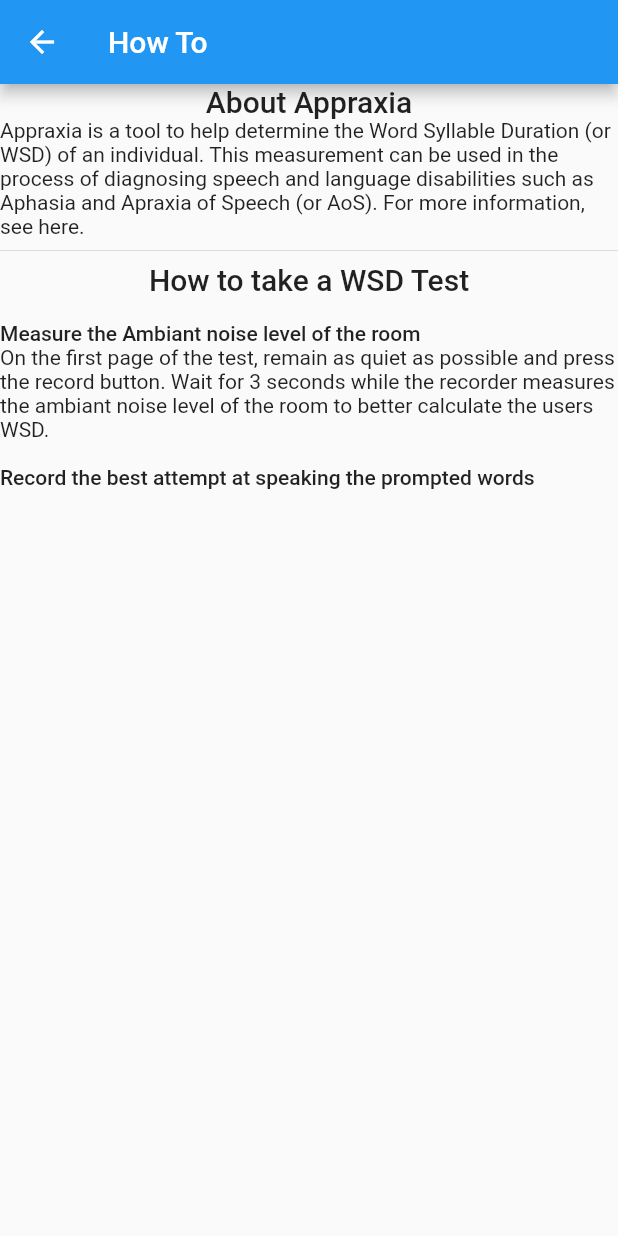
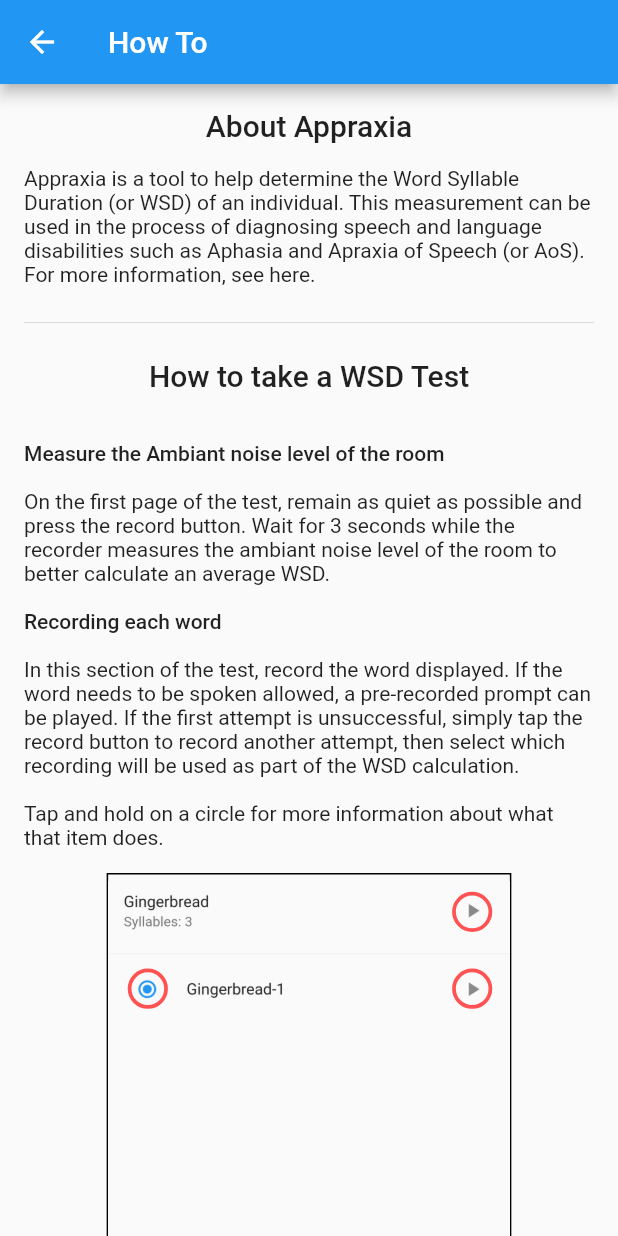
Before and after one commit to RyanRemer/project_apraxia, a Flutter app: the HowToPage screen opened directly, on a phone screen of 412 x 824 dp. Run offline on Flutter 3.47's test engine with Material 2 defaults, Android fonts, the phone set to English and light mode, and no system bars; our stand-ins replace signature; missing offline and left inert: amazon_cognito_identity_dart_2, audioplayer.

Commit message:
Added an interactive help screen to show what different buttons do on the recording page.

```diff
--- a/lib/page/HowToPage.dart
+++ b/lib/page/HowToPage.dart
@@ -7,15 +7,22 @@ class HowToPage extends StatelessWidget {
 
   @override
   Widget build(BuildContext context) {
+    final double screenWidth = MediaQuery.of(context).size.width;
+    final double imageWidth = screenWidth * 0.65;
+    final double imageHeight = imageWidth * 1.7;
     return Scaffold(
       appBar: AppBar(
         title: Text("How To"),
         // automaticallyImplyLeading: true,
       ),
-      body: Column(
+      body: SingleChildScrollView(
+        child: Padding(
+          padding: const EdgeInsets.all(16.0),
+          child: Column(
             crossAxisAlignment: CrossAxisAlignment.center,
             children: <Widget>[
               Text("About Appraxia", style: Theme.of(context).textTheme.title),
+              Text(""),
               RichText(
                 text: TextSpan(
                   children: [
@@ -40,22 +47,128 @@ class HowToPage extends StatelessWidget {
                   ]
                 )
               ),
+              Text(""),
               Divider(),
+              Text(""),
               Text("How to take a WSD Test", style: Theme.of(context).textTheme.title),
+              Text(""),
               Text(""),
               Align(
                 alignment: Alignment.centerLeft,
                 child: Text("Measure the Ambiant noise level of the room", style: Theme.of(context).textTheme.body2)
               ),
+              Text(""),
               Text("On the first page of the test, remain as quiet as possible and press the record button."
                   " Wait for 3 seconds while the recorder measures the ambiant noise level of the room to better"
-              " calculate the users WSD.", style: Theme.of(context).textTheme.body1),
+                  " calculate an average WSD.", style: Theme.of(context).textTheme.body1),
               Text(""), // This is basically just a divider without a line
               Align(
                 alignment: Alignment.centerLeft,
-              child: Text("Record the best attempt at speaking the prompted words", style: Theme.of(context).textTheme.body2)
+                child: Text("Recording each word", style: Theme.of(context).textTheme.body2)
               ),
+              Text(""),
+              Text("In this section of the test, record the word displayed. If the word needs to be spoken allowed,"
+                  " a pre-recorded prompt can be played. If the first attempt is unsuccessful, simply tap the record"
+                  " button to record another attempt, then select which recording will be used as part of the WSD"
+                  " calculation."),
+              Text(""),
+              Text("Tap and hold on a circle for more information about what that item does."),
+              Text(""),
+              Stack(
+                children: <Widget>[
+                  Container(
+                    decoration: BoxDecoration(
+                      border: Border.all(
+                        color: Colors.black,
+                      )
+                    ),
+                    child: Image(
+                      image: AssetImage('assets/help/recording_page.png'),
+                      width: imageWidth,
+                      height: imageHeight,
+                    ),
+                  ),
+                  Positioned(
+                    top: imageHeight * 0.0275,
+                    right: imageWidth * 0.0475,
+                    child: Tooltip(
+                      message: "Plays someone speaking the prompt for the word",
+                      preferBelow: false,
+                      child: Container(
+                        height: imageWidth * 0.1,
+                        width: imageWidth * 0.1,
+                        decoration: BoxDecoration(
+                          border: Border.all(
+                              color: Colors.redAccent,
+                              width: 2.5
+                          ),
+                          shape: BoxShape.circle,
+                        ),
+                      ),
+                    ),
+                  ),
+                  Positioned(
+                    top: imageHeight * 0.14,
+                    left: imageWidth * 0.0525,
+                    child: Tooltip(
+                      message: "Selects the best recording",
+                      preferBelow: false,
+                      child: Container(
+                        height: imageWidth * 0.1,
+                        width: imageWidth * 0.1,
+                        decoration: BoxDecoration(
+                          border: Border.all(
+                              color: Colors.redAccent,
+                              width: 2.5
+                          ),
+                          shape: BoxShape.circle,
+                        ),
+                      ),
+                    ),
+                  ),
+                  Positioned(
+                    top: imageHeight * 0.14,
+                    right: imageWidth * 0.0475,
+                    child: Tooltip(
+                      message: "Plays the recording of attempt",
+                      preferBelow: false,
+                      child: Container(
+                        height: imageWidth * 0.1,
+                        width: imageWidth * 0.1,
+                        decoration: BoxDecoration(
+                          border: Border.all(
+                              color: Colors.redAccent,
+                              width: 2.5
+                          ),
+                          shape: BoxShape.circle,
+                        ),
+                      ),
+                    ),
+                  ),
+                  Positioned(
+                    bottom: imageHeight * 0.005,
+                    right: imageWidth * 0.0475,
+                    child: Tooltip(
+                      message: "Moves to the next prompt",
+                      preferBelow: false,
+                      child: Container(
+                        height: imageWidth * 0.2,
+                        width: imageWidth * 0.2,
+                        decoration: BoxDecoration(
+                          border: Border.all(
+                              color: Colors.redAccent,
+                              width: 2.5
+                          ),
+                          shape: BoxShape.circle,
+                        ),
+                      ),
+                    ),
+                  )
+                ],
+              )
             ]
+          ),
+        ),
       )
     );
   }
--- a/pubspec.yaml
+++ b/pubspec.yaml
@@ -50,6 +50,7 @@ flutter:
   uses-material-design: true
 
   assets:
+    - assets/help/
     - assets/prompts/
     - assets/hipaa_waiver.json
 
```
Also changed, not shown: assets/help/recording_page.png (added). Lines whose indentation alone changed are shown as unchanged.
